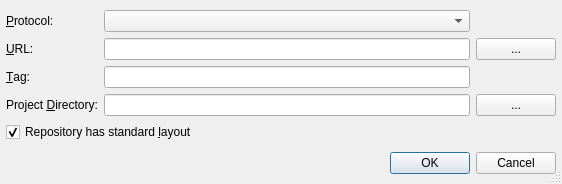
Qt form Plugins/VcsPlugins/vcsPySvn/SvnNewProjectOptionsDialog.ui (testmana2/test) before a commit.
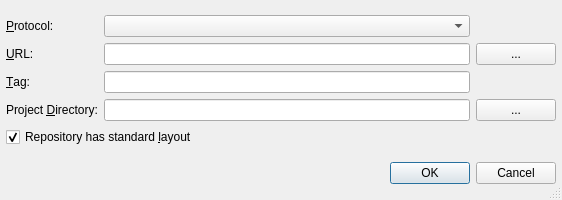
The same form after that commit.

Commit message: Some fine tuning for the Subversion Repository Options dialogs.

What changed in the file:
```diff
--- a/Plugins/VcsPlugins/vcsPySvn/SvnNewProjectOptionsDialog.ui
+++ b/Plugins/VcsPlugins/vcsPySvn/SvnNewProjectOptionsDialog.ui
@@ -1,12 +1,12 @@
 <ui version="4.0" >
  <class>SvnNewProjectOptionsDialog</class>
- <widget class="QDialog" name="SvnNewProjectOptionsDialog" >
-  <property name="geometry" >
+ <widget class="QDialog" name="SvnNewProjectOptionsDialog">
+  <property name="geometry">
    <rect>
     <x>0</x>
     <y>0</y>
     <width>562</width>
-    <height>184</height>
+    <height>200</height>
    </rect>
   </property>
   <property name="windowTitle" >
@@ -153,7 +153,7 @@
    </item>
   </layout>
  </widget>
- <layoutdefault spacing="6" margin="6" />
+ <layoutdefault spacing="6" margin="6"/>
  <pixmapfunction>qPixmapFromMimeSource</pixmapfunction>
  <tabstops>
   <tabstop>protocolCombo</tabstop>
```
Left out of the diff: 135 changed lines with no effect on the pictures. The commit also changes 17 other files.
